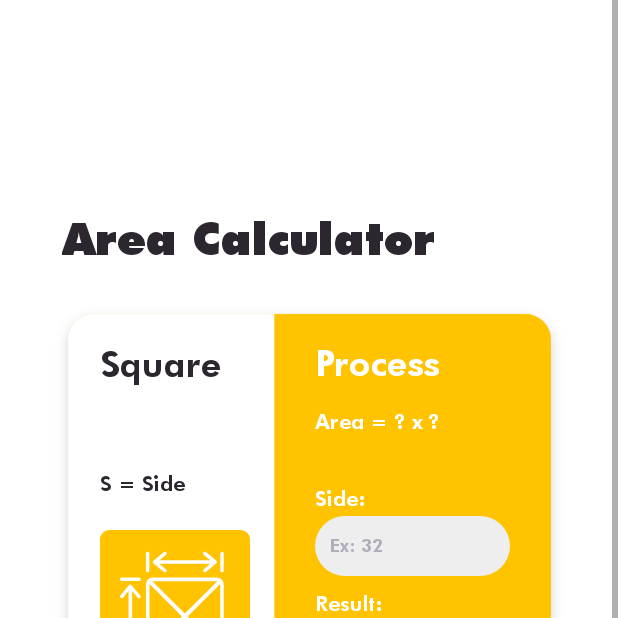
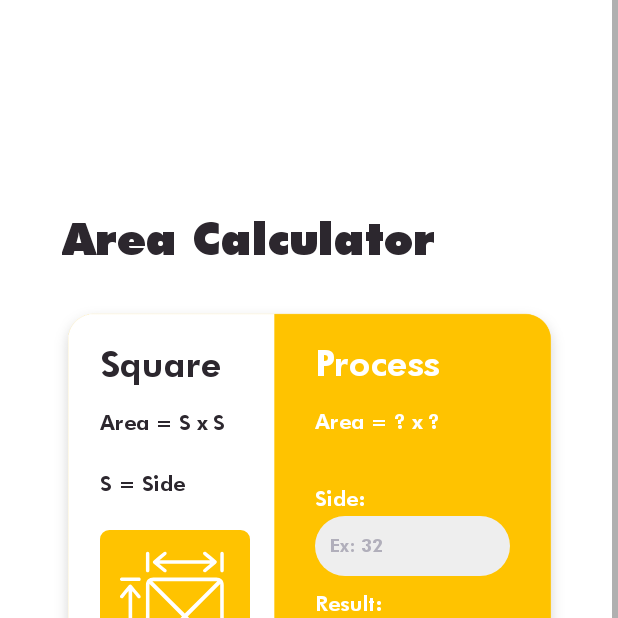
Before and after one commit to Scleepy/LnTFinalProject_Mobile-A_Daniel-Yohanes, an Android app: the fragment area shown on its own in the app's theme, on a phone screen of 412 x 824 dp, the top half of it. Run offline under Robolectric (Android 15) with nearby library versions, the phone set to English and light mode, and no system bars.

Commit message:
Fixed square area bug

```diff
--- a/app/src/main/res/layout/fragment_area.xml
+++ b/app/src/main/res/layout/fragment_area.xml
@@ -108,7 +108,7 @@
                 android:layout_height="wrap_content"
                 android:fontFamily="@font/futura_heavy"
                 android:text="@string/area_square_formula"
-                android:textColor="@color/white"
+                android:textColor="@color/blackTheme"
                 android:textSize="14sp"
                 app:layout_constraintBottom_toTopOf="@+id/iconSquare"
                 app:layout_constraintStart_toStartOf="@+id/guidelineSquareImg"
```
